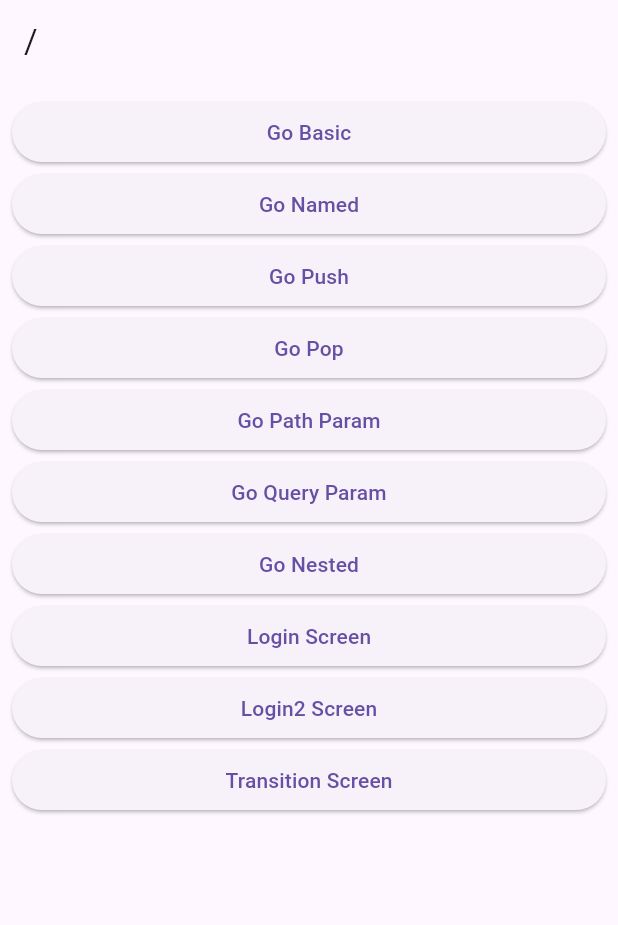
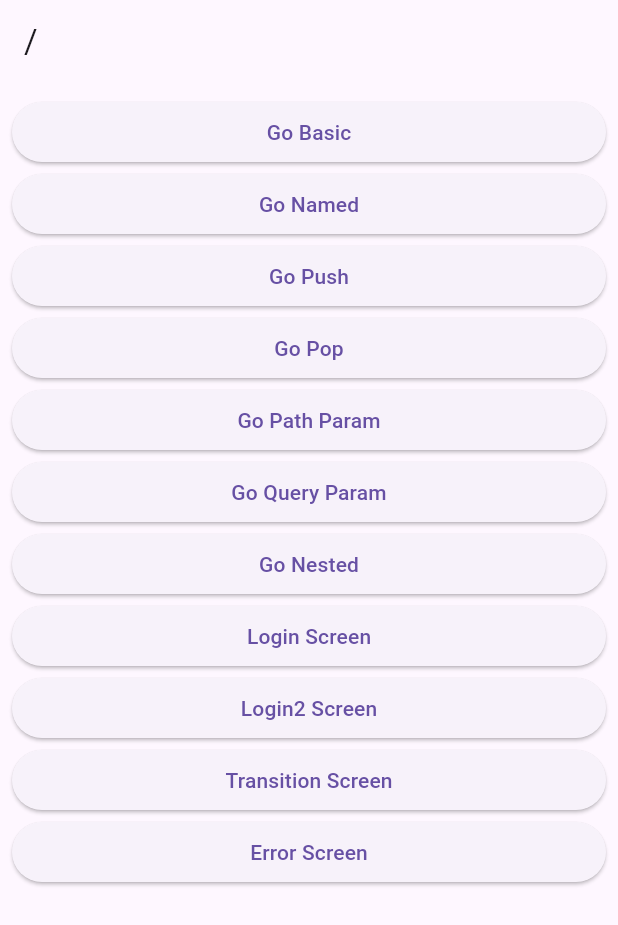
Before and after one commit to yeongwooCho/go-router-test, a Flutter app: the screen it shows after launch, on a phone screen of 412 x 824 dp. Shown: the top 925 px of the screen. Run offline on Flutter 3.47's test engine with Material 3 defaults, Android fonts, the light colour scheme and no system bars; our stand-ins replace go_router.

Commit message:
[add] error builder로 GoRouter 에러 시 ErrorScreen 으로 이동

```diff
--- a/lib/route/route.dart
+++ b/lib/route/route.dart
@@ -2,6 +2,7 @@
 import 'package:go_router/go_router.dart';
 import 'package:go_router_theory/screens/10_transition_screen_1.dart';
 import 'package:go_router_theory/screens/10_transition_screen_2.dart';
+import 'package:go_router_theory/screens/11_error_screen.dart';
 import 'package:go_router_theory/screens/1_basic_screen.dart';
 import 'package:go_router_theory/screens/2_named_screen.dart';
 import 'package:go_router_theory/screens/3_push_screen.dart';
@@ -175,4 +176,7 @@
       ],
     ),
   ],
+  errorBuilder: (context, state) => ErrorScreen(
+    error: state.error.toString(),
+  ),
 );
--- a/lib/screens/root_screen.dart
+++ b/lib/screens/root_screen.dart
@@ -70,6 +70,12 @@
             },
             child: const Text('Transition Screen'),
           ),
+          ElevatedButton(
+            onPressed: () {
+              context.go('/error');
+            },
+            child: const Text('Error Screen'),
+          ),
         ],
       ),
     );
```
Also changed, not shown: lib/screens/11_error_screen.dart (added, +31 -0 lines).
